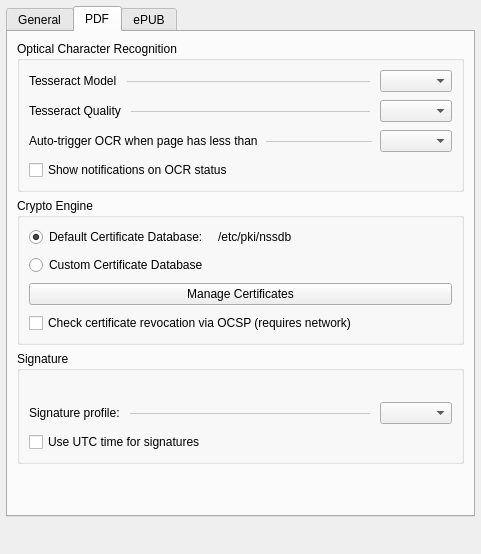
Above: src/generator/config/settingswidget.ui from l4rzy/okular-mupdf-ng before the change. Below: the same form after it.
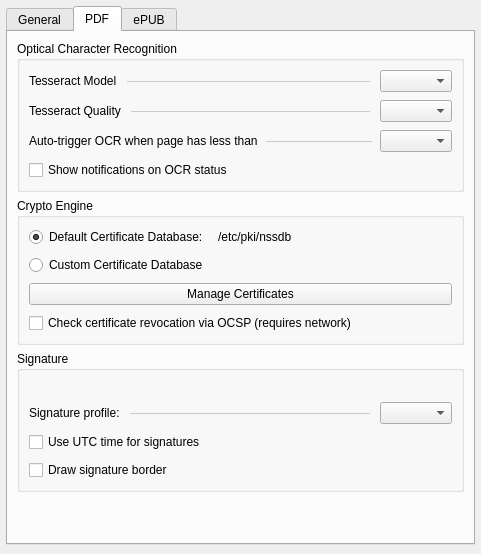
That is the form after the change. The open tabs and pages were chosen to show the change. Custom widgets are drawn as their Qt base class.

Commit message: feat: add an option for signature box border

The edit to the form file:
```diff
--- a/src/generator/config/settingswidget.ui
+++ b/src/generator/config/settingswidget.ui
@@ -619,6 +619,16 @@
             </property>
            </widget>
           </item>
+          <item>
+           <widget class="QCheckBox" name="kcfg_SignatureDrawBorder">
+            <property name="toolTip">
+             <string>Draw a 1px border around the signed signature appearance.</string>
+            </property>
+            <property name="text">
+             <string>Draw signature border</string>
+            </property>
+           </widget>
+          </item>
          </layout>
         </widget>
        </item>
```
The commit also changes 8 other files.
